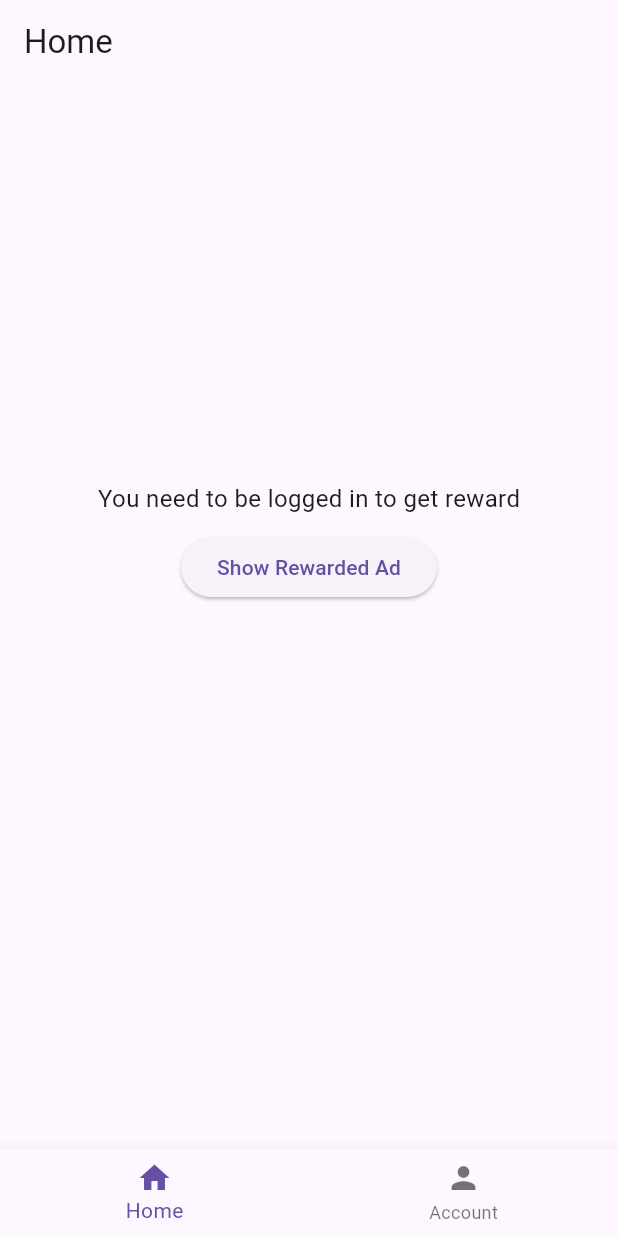
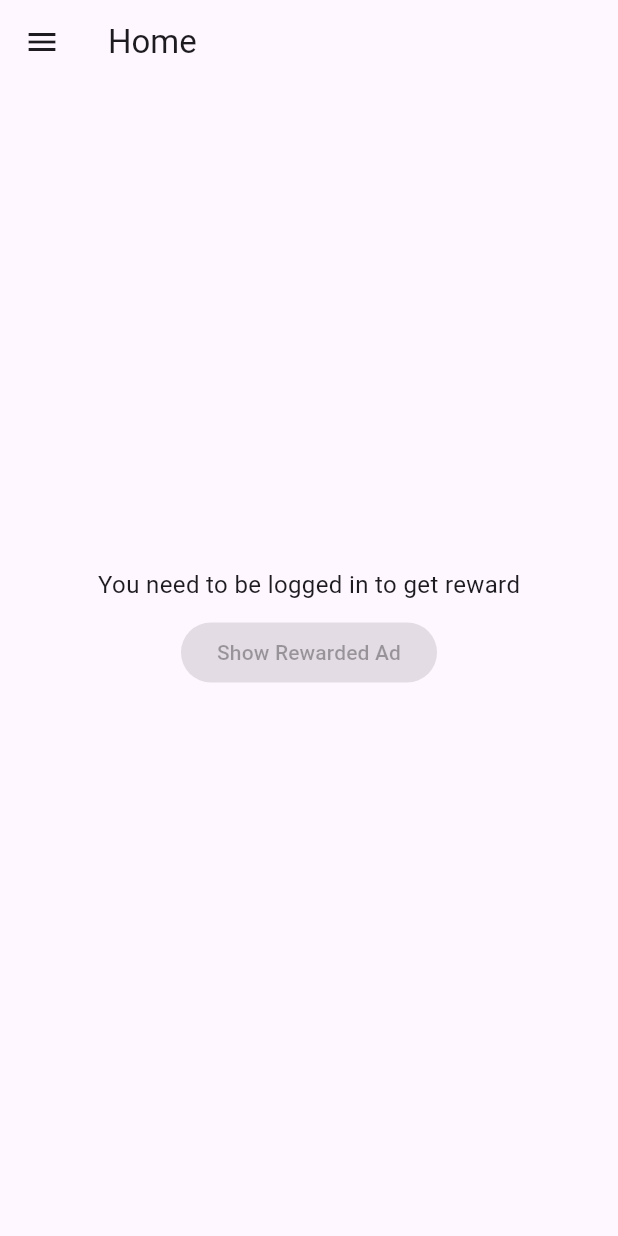
Before and after one commit to sil-vella/yellowcoins, a Flutter app: the screen it shows after launch, on a phone screen of 412 x 824 dp. Run offline on Flutter 3.47's test engine with Material 3 defaults, Android fonts, the phone set to English and light mode, and no system bars; our stand-ins replace google_mobile_ads.

```diff
--- a/client/lib/main.dart
+++ b/client/lib/main.dart
@@ -1,6 +1,5 @@
 import 'package:flutter/material.dart';
 import 'package:provider/provider.dart';
-import 'package:client/widgets/common_layout.dart';
 import 'package:client/providers/auth_provider.dart';
 import 'package:client/providers/messages_provider.dart';
 import 'package:client/screens/home.dart';
@@ -39,12 +38,11 @@ class MyApp extends StatelessWidget {
       theme: ThemeData(
         primarySwatch: Colors.blue,
       ),
-      initialRoute: '/',
+      initialRoute: '/home',
       routes: {
-        '/': (context) => CommonLayout(child: const HomeScreen(), title: 'Home'),
-        '/home': (context) => CommonLayout(child: const HomeScreen(), title: 'Home'),
-        '/account': (context) => CommonLayout(child: const AccountScreen(), title: 'Account'),
-        '/sign_up': (context) => CommonLayout(child: const SignInScreen(), title: 'Sign Up'),
+        '/home': (context) => const HomeScreen(),
+        '/account': (context) => const AccountScreen(),
+        '/sign_up': (context) => const SignInScreen(),
       },
     );
   }
--- a/client/lib/providers/auth_provider.dart
+++ b/client/lib/providers/auth_provider.dart
@@ -1,3 +1,5 @@
+// File: lib/providers/auth_provider.dart
+
 import 'package:flutter/material.dart';
 
 class AuthProvider with ChangeNotifier {
--- a/client/lib/screens/home.dart
+++ b/client/lib/screens/home.dart
@@ -45,7 +45,51 @@ class _HomeScreenState extends State<HomeScreen> {
   Widget build(BuildContext context) {
     final authProvider = Provider.of<AuthProvider>(context);
 
-    return Center(
+    return Scaffold(
+      appBar: AppBar(
+        title: const Text('Home'),
+      ),
+      drawer: Drawer(
+        child: ListView(
+          padding: EdgeInsets.zero,
+          children: <Widget>[
+            const DrawerHeader(
+              decoration: BoxDecoration(
+                color: Colors.blue,
+              ),
+              child: Text(
+                'Navigation',
+                style: TextStyle(
+                  color: Colors.white,
+                  fontSize: 24,
+                ),
+              ),
+            ),
+            ListTile(
+              leading: const Icon(Icons.home),
+              title: const Text('Home'),
+              onTap: () {
+                Navigator.pushReplacementNamed(context, '/home');
+              },
+            ),
+            ListTile(
+              leading: const Icon(Icons.account_circle),
+              title: const Text('Account'),
+              onTap: () {
+                Navigator.pushReplacementNamed(context, '/account');
+              },
+            ),
+            ListTile(
+              leading: const Icon(Icons.login),
+              title: const Text('Sign Up'),
+              onTap: () {
+                Navigator.pushReplacementNamed(context, '/sign_up');
+              },
+            ),
+          ],
+        ),
+      ),
+      body: Center(
         child: Column(
           mainAxisAlignment: MainAxisAlignment.center,
           children: [
@@ -57,15 +101,18 @@ class _HomeScreenState extends State<HomeScreen> {
             if (!authProvider.isAuthenticated)
               const SizedBox(height: 10),
             ElevatedButton(
-            onPressed: () {
-              _rewardedAdManager.showAd(_handleUserEarnedReward);
-            },
+              onPressed: authProvider.isAuthenticated
+                  ? () {
+                      _rewardedAdManager.showAd(context, _handleUserEarnedReward);
+                    }
+                  : null,
               child: const Text('Show Rewarded Ad'),
             ),
             const SizedBox(height: 20),
             Text(_rewardMessage, style: const TextStyle(fontSize: 16)),
           ],
         ),
+      ),
     );
   }
 }
--- a/client/lib/widgets/admob.dart
+++ b/client/lib/widgets/admob.dart
@@ -58,7 +58,7 @@ class _AdMobWidgetState extends State<AdMobWidget> {
         ElevatedButton(
           onPressed: authProvider.isAuthenticated
               ? () {
-                  _rewardedAdManager.showAd(_handleUserEarnedReward);
+                  _rewardedAdManager.showAd(context, _handleUserEarnedReward);
                 }
               : null,
           child: const Text('Show Rewarded Ad'),
--- a/client/lib/widgets/login.dart
+++ b/client/lib/widgets/login.dart
@@ -1,3 +1,5 @@
+// File: lib/widgets/login.dart
+
 import 'package:flutter/material.dart';
 import 'package:http/http.dart' as http;
 import 'dart:convert';
```
Also changed, not shown: client/lib/screens/account.dart (+72 -1 lines), client/lib/screens/signin.dart (+49 -4 lines), client/lib/services/admob/rewarded_ad_manager.dart (+10 -5 lines), 4 other files. Lines whose indentation alone changed are shown as unchanged.
